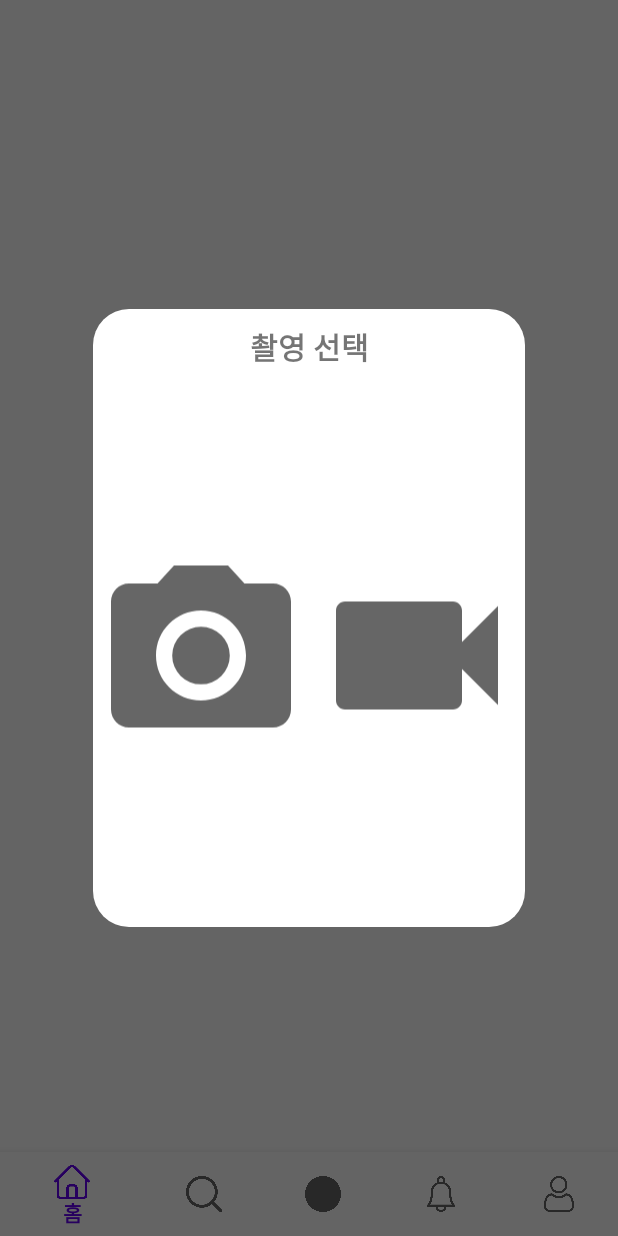
After one commit to Sangmeebee/FashionPeople, an Android app: the fragment CameraDialog placed in its activity, on a phone screen of 412 x 824 dp. The commit adds this screen. Run offline under Robolectric (Android 15) with nearby library versions, the phone set to English and light mode, and no system bars; libraries missing offline, so code that uses them is left out: com.amazonaws.auth, com.amazonaws.mobileconnectors, com.amazonaws.regions, com.amazonaws.services, com.gun0912.tedpermission and 4 more; 1 statement that could not run was skipped.

Commit message:
#5 동영상 부분 테스트 브랜치 만들기 위해서 임시저장

```diff
--- a/FashionPeople/app/build.gradle
+++ b/FashionPeople/app/build.gradle
@@ -67,4 +67,7 @@ dependencies {
     implementation 'com.amazonaws:aws-android-sdk-mobile-client:2.13.5'
     //Glide (url 이미지 다운)
     implementation 'com.github.bumptech.glide:glide:4.11.0'
+
+    //체크 퍼미션
+    implementation 'gun0912.ted:tedpermission:2.2.3'
 }
--- /dev/null
+++ b/FashionPeople/app/src/main/java/com/sangmee/fashionpeople/CameraDialog.kt
@@ -0,0 +1,76 @@
+package com.sangmee.fashionpeople
+
+import android.content.Context
+import android.graphics.Color
+import android.graphics.drawable.ColorDrawable
+import android.os.Bundle
+import android.util.DisplayMetrics
+import android.view.*
+import android.widget.ImageView
+import androidx.fragment.app.DialogFragment
+import kotlinx.android.synthetic.main.camera_dialog.*
+
+class CameraDialog : DialogFragment() {
+
+    var onCameraClick: (() -> Unit)? = null
+    var onVideoClick: (()-> Unit)? = null
+
+
+    override fun onCreateView(
+        inflater: LayoutInflater,
+        container: ViewGroup?,
+        savedInstanceState: Bundle?
+    ): View? {
+
+        dialog?.window?.setBackgroundDrawable(ColorDrawable(Color.TRANSPARENT))
+        dialog?.window?.requestFeature(Window.FEATURE_NO_TITLE)
+
+        return inflater.inflate(R.layout.camera_dialog, container, false)
+    }
+
+    override fun onViewCreated(view: View, savedInstanceState: Bundle?) {
+        super.onViewCreated(view, savedInstanceState)
+
+        view.findViewById<ImageView>(R.id.iv_camera).setOnClickListener {
+            onCameraClick?.invoke()
+        }
+
+        view.findViewById<ImageView>(R.id.iv_video).setOnClickListener {
+            onVideoClick?.invoke()
+        }
+
+    }
+
+
+
+
+    override fun onResume() {
+        super.onResume()
+
+        //다이얼로그 크기 조정
+        val windowManager = context?.getSystemService(Context.WINDOW_SERVICE) as WindowManager
+        val display = windowManager.defaultDisplay
+        val metrics = DisplayMetrics()
+        display.getMetrics(metrics)
+        val width = (metrics.widthPixels * 0.7).toInt()
+        val height = (metrics.heightPixels * 0.5).toInt()
+        dialog?.window?.setLayout(width, height)
+    }
+
+    companion object {
+        val TAG = this::class.simpleName
+
+        fun newInstance(
+            onCameraClick: () ->Unit,
+            onVideoClick: () -> Unit
+        ) = CameraDialog().apply {
+            this.onCameraClick = onCameraClick
+            this.onVideoClick = onVideoClick
+        }
+
+    }
+
+
+
+
+}
--- /dev/null
+++ b/FashionPeople/app/src/main/res/drawable/dialog_round_white.xml
@@ -0,0 +1,11 @@
+<?xml version="1.0" encoding="utf-8"?>
+<shape xmlns:android="http://schemas.android.com/apk/res/android"
+    android:padding="10dp"
+    android:shape="rectangle">
+    <solid android:color="@color/colorWhite" />
+    <corners
+        android:bottomLeftRadius="24dp"
+        android:bottomRightRadius="24dp"
+        android:topLeftRadius="24dp"
+        android:topRightRadius="24dp" />
+</shape>
--- /dev/null
+++ b/FashionPeople/app/src/main/res/drawable/ic_camera.xml
@@ -0,0 +1,13 @@
+<vector xmlns:android="http://schemas.android.com/apk/res/android"
+    android:width="24dp"
+    android:height="24dp"
+    android:viewportWidth="24"
+    android:viewportHeight="24"
+    android:tint="?attr/colorControlNormal">
+  <path
+      android:fillColor="@android:color/white"
+      android:pathData="M12,12m-3.2,0a3.2,3.2 0,1 1,6.4 0a3.2,3.2 0,1 1,-6.4 0"/>
+  <path
+      android:fillColor="@android:color/white"
+      android:pathData="M9,2L7.17,4L4,4c-1.1,0 -2,0.9 -2,2v12c0,1.1 0.9,2 2,2h16c1.1,0 2,-0.9 2,-2L22,6c0,-1.1 -0.9,-2 -2,-2h-3.17L15,2L9,2zM12,17c-2.76,0 -5,-2.24 -5,-5s2.24,-5 5,-5 5,2.24 5,5 -2.24,5 -5,5z"/>
+</vector>
--- /dev/null
+++ b/FashionPeople/app/src/main/res/drawable/ic_video.xml
@@ -0,0 +1,10 @@
+<vector xmlns:android="http://schemas.android.com/apk/res/android"
+    android:width="24dp"
+    android:height="24dp"
+    android:viewportWidth="24"
+    android:viewportHeight="24"
+    android:tint="?attr/colorControlNormal">
+  <path
+      android:fillColor="@android:color/white"
+      android:pathData="M17,10.5V7c0,-0.55 -0.45,-1 -1,-1H4c-0.55,0 -1,0.45 -1,1v10c0,0.55 0.45,1 1,1h12c0.55,0 1,-0.45 1,-1v-3.5l4,4v-11l-4,4z"/>
+</vector>
--- /dev/null
+++ b/FashionPeople/app/src/main/res/layout/camera_dialog.xml
@@ -0,0 +1,42 @@
+<?xml version="1.0" encoding="utf-8"?>
+<androidx.constraintlayout.widget.ConstraintLayout xmlns:android="http://schemas.android.com/apk/res/android"
+    xmlns:app="http://schemas.android.com/apk/res-auto"
+    android:layout_width="match_parent"
+    android:layout_height="300dp"
+    android:background="@drawable/dialog_round_white"
+    >
+
+
+    <TextView
+        android:id="@+id/tv_title"
+        android:layout_width="match_parent"
+        android:layout_height="50dp"
+        app:layout_constraintTop_toTopOf="parent"
+        app:layout_constraintStart_toStartOf="parent"
+        android:gravity="center"
+        android:text="@string/camera_dialog_title"
+        android:textSize="20sp"
+        android:textStyle="bold"
+        />
+    <ImageView
+        android:id="@+id/iv_camera"
+        android:layout_width="0dp"
+        android:layout_height="0dp"
+        android:src="@drawable/ic_camera"
+        app:layout_constraintStart_toStartOf="parent"
+        app:layout_constraintTop_toBottomOf="@id/tv_title"
+        app:layout_constraintBottom_toBottomOf="parent"
+        app:layout_constraintWidth_percent="0.5"
+        />
+
+    <ImageView
+        android:id="@+id/iv_video"
+        android:layout_width="0dp"
+        android:layout_height="0dp"
+        android:src="@drawable/ic_video"
+        app:layout_constraintEnd_toEndOf="parent"
+        app:layout_constraintTop_toBottomOf="@id/tv_title"
+        app:layout_constraintBottom_toBottomOf="parent"
+        app:layout_constraintWidth_percent="0.5" />
+
+</androidx.constraintlayout.widget.ConstraintLayout>
--- a/FashionPeople/app/src/main/res/values/colors.xml
+++ b/FashionPeople/app/src/main/res/values/colors.xml
@@ -5,4 +5,5 @@
     <color name="colorAccent">#03DAC5</color>
     <color name="lightgray">#DEDFDF</color>
     <color name="darkgray">#8E8F8F</color>
+    <color name="colorWhite">#FFFFFF</color>
 </resources>
--- a/FashionPeople/app/src/main/res/values/strings.xml
+++ b/FashionPeople/app/src/main/res/values/strings.xml
@@ -3,4 +3,6 @@
     <string name="kakao_app_key">11f277f6a9f96a369e010d8aa3bdef35</string>
     <!-- TODO: Remove or change this placeholder text -->
     <string name="hello_blank_fragment">Hello blank fragment</string>
+    <string name="camera_dialog_title">촬영 선택</string>
+    <string name="cancel_video_record">동영상 촬영을 취소하였습니다.</string>
 </resources>
--- /dev/null
+++ b/FashionPeople/app/src/main/res/xml/video_file_paths.xml
@@ -0,0 +1,4 @@
+<?xml version="1.0" encoding="utf-8"?>
+<paths xmlns:android="http://schemas.android.com/apk/res/android">
+    <external-path name="myfiles" path="/Videos/FashionPeople" />
+</paths>
```
Also changed, not shown: FashionPeople/app/src/main/AndroidManifest.xml (+13 -1 lines), FashionPeople/app/src/main/java/com/sangmee/fashionpeople/MainActivity.kt (+169 -39 lines).
